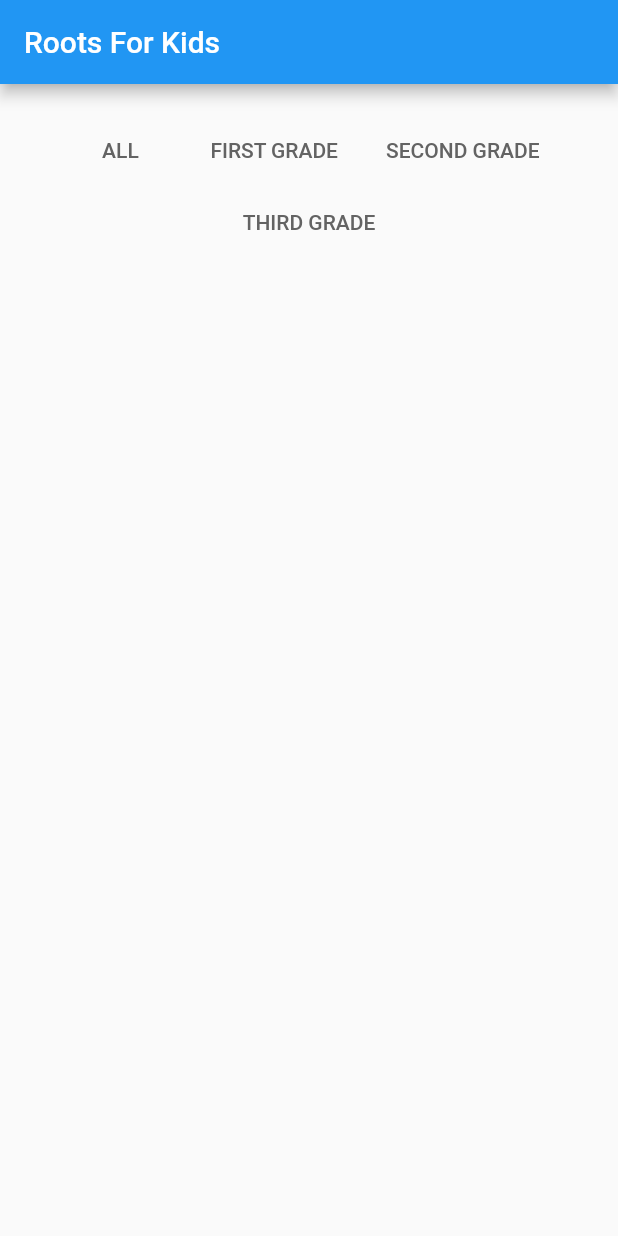
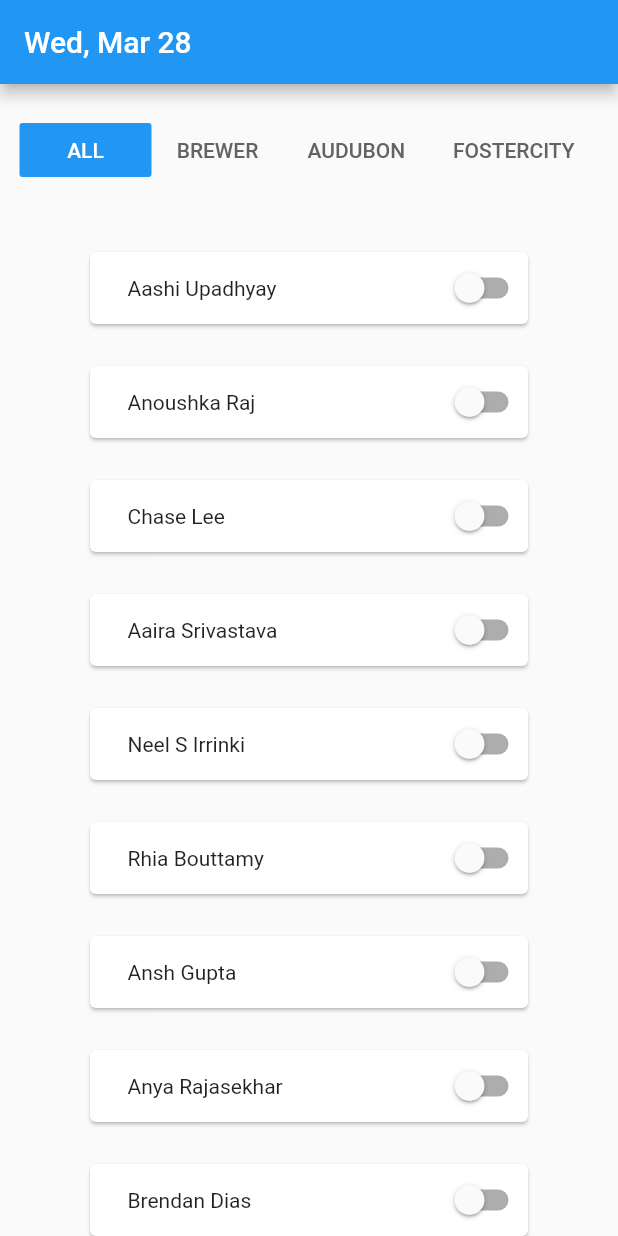
Before and after one commit to NikAgs/Roots, a Flutter app: the screen it shows after launch, on a phone screen of 412 x 824 dp. Run offline on Flutter 3.47's test engine with Material 2 defaults, Android fonts, the phone set to English and light mode, and no system bars.

```diff
--- /dev/null
+++ b/lib/UI/CategoriesBar.dart
@@ -0,0 +1,41 @@
+import 'package:flutter/material.dart';
+
+class CategoriesBar extends StatelessWidget {
+
+  final String _currCategory;
+  final _onUpdateCategory;
+
+  CategoriesBar(this._currCategory,this._onUpdateCategory);
+
+  @override
+  Widget build(BuildContext context) {
+    return new Wrap(
+      alignment: WrapAlignment.center,
+      children: <Widget>[
+        new Category('ALL', _currCategory, () => _onUpdateCategory('ALL')),
+        new Category('BREWER', _currCategory, () => _onUpdateCategory('BREWER')),
+        new Category('AUDUBON', _currCategory, () => _onUpdateCategory('AUDUBON')),
+        new Category('FOSTERCITY', _currCategory, () => _onUpdateCategory('FOSTERCITY')),
+      ],
+    );
+  }
+}
+
+class Category extends StatelessWidget {
+  final String _name, _currCategory;
+  final VoidCallback _onPressedButton;
+
+  Category(this._name, this._currCategory, this._onPressedButton);
+
+  @override
+  Widget build(BuildContext context) {
+    return new FlatButton(
+      child: new Text(_name),
+      color: _name == _currCategory ? Colors.blue : null,
+      textColor: _name == _currCategory
+          ? new Color(0xFFFFFFFF)
+          : new Color(0xFF636363),
+      onPressed: _onPressedButton,
+    );
+  }
+}
--- /dev/null
+++ b/lib/UI/KidGrid.dart
@@ -0,0 +1,148 @@
+import 'package:flutter/material.dart';
+import 'package:quiver/collection.dart';
+
+class KidGrid extends StatelessWidget {
+  final List<Widget> kids;
+  KidGrid(this.kids);
+
+  @override
+  Widget build(BuildContext context) {
+    return new Wrap(
+        alignment: WrapAlignment.center,
+        direction: Axis.horizontal,
+        children: this.kids);
+  }
+}
+
+class KidGridBuilder {
+  List<Kid> _all = <Kid> [
+    new Kid("Aashi Upadhyay", "BREWER", false),
+    new Kid("Anoushka Raj", "BREWER", false),
+    new Kid("Chase Lee", "BREWER", false),
+    new Kid("Aaira Srivastava", "BREWER", false),
+    new Kid("Neel S Irrinki", "BREWER", false),
+    new Kid("Rhia Bouttamy", "BREWER", false),
+    new Kid("Ansh Gupta", "AUDUBON", false),
+    new Kid("Anya Rajasekhar", "AUDUBON", false),
+    new Kid("Brendan Dias", "AUDUBON", false),
+    new Kid("David Pradeep", "AUDUBON", false),
+    new Kid("Hridhaan Mittal", "AUDUBON", false),
+    new Kid("Mihir Raghavan", "AUDUBON", false),
+    new Kid("Rishan Vengala", "AUDUBON", false),
+    new Kid("Ronin Abajon", "AUDUBON", false),
+    new Kid("Soha Thakkar", "AUDUBON", false),
+    new Kid("Abdul Ali Mohammed", "FOSTERCITY", false),
+    new Kid("Adwita Jha", "FOSTERCITY", false),
+    new Kid("Allison Clark", "FOSTERCITY", false),
+    new Kid("Andrew Vuong", "FOSTERCITY", false),
+    new Kid("Antara Shriniwar", "FOSTERCITY", false),
+    new Kid("Ari Joshi", "FOSTERCITY", false),
+    new Kid("Ashima Anajpure", "FOSTERCITY", false),
+    new Kid("Bridget Evensen", "FOSTERCITY", false),
+    new Kid("Emerald Fogt", "FOSTERCITY", false),
+    new Kid("Ian Soares", "FOSTERCITY", false),
+    new Kid("Joshua Healy", "FOSTERCITY", false),
+    new Kid("Kristina Evensen", "FOSTERCITY", false),
+    new Kid("Mokshay Subramaniam", "FOSTERCITY", false),
+    new Kid("Neharika choudhary", "FOSTERCITY", false),
+    new Kid("Oliver Markaley", "FOSTERCITY", false),
+    new Kid("Reyansh Bhattacharya", "FOSTERCITY", false),
+    new Kid("Sandhya Mukhyala", "FOSTERCITY", false),
+    new Kid("Saurav Somu", "FOSTERCITY", false),
+    new Kid("Yajwan Balajee", "FOSTERCITY", false),
+    new Kid("Zachary Thorpe", "FOSTERCITY", false),
+    new Kid("Zoie Neurgaonkar", "FOSTERCITY", false),
+  ];
+
+
+  TreeSet<Kid> _brewer = new TreeSet<Kid>(comparator: (a,b) => a.name.compareTo(b.name));
+  TreeSet<Kid> _audubon = new TreeSet<Kid>(comparator: (a,b) => a.name.compareTo(b.name));
+  TreeSet<Kid> _fostercity = new TreeSet<Kid>(comparator: (a,b) => a.name.compareTo(b.name));
+
+  KidGridBuilder() {
+    for (int i = 0; i < _all.length; i++) {
+      switch(_all[i].school) {
+        case 'BREWER':
+          _brewer.add(_all[i]);
+          break;
+        case 'AUDUBON':
+          _audubon.add(_all[i]);
+          break;
+        case 'FOSTERCITY':
+          _fostercity.add(_all[i]);
+          break;
+      }
+    }
+  }
+
+  List<Widget> get(String category) {
+    switch (category) {
+      case 'ALL':
+        return _all;
+        break;
+      case 'BREWER':
+        return _brewer.toList();
+        break;
+      case 'AUDUBON':
+        return _audubon.toList();
+        break;
+      case 'FOSTERCITY':
+        return _fostercity.toList();
+        break;
+    }
+    print("Unknown Category");
+    return null;
+  }
+}
+
+class Kid extends StatefulWidget {
+
+  final String _name;
+  final bool _isCheckedIn;
+  final String _school;
+
+  String get school => this._school;
+  String get name => this._name;
+
+  Kid(this._name, this._school, this._isCheckedIn);
+
+  @override
+  State createState() => new KidState(_name, _isCheckedIn);
+}
+
+class KidState extends State<Kid> {
+
+  String _name;
+  bool _isCheckedIn;
+
+  KidState(this._name, this._isCheckedIn);
+
+
+  @override
+  Widget build(BuildContext context) {
+    return new Container(
+      width: 350.0,
+      padding: new EdgeInsets.only(left: 25.0, right: 25.0, top: 20.0),
+      child: new Card(
+        color: _isCheckedIn ? new Color(0xFFCEECF5) : null,
+        child: new Row(
+          mainAxisAlignment: MainAxisAlignment.spaceBetween,
+          children: <Widget> [
+            new Container(
+              padding: new EdgeInsets.only(left: 25.0, right: 25.0),
+              child: new Text("$_name")
+            ),
+            new Switch(
+              value: _isCheckedIn,
+              onChanged: (bool newValue) {
+                setState(() {
+                _isCheckedIn = newValue;
+                });
+              },
+            )
+          ]
+        ),
+      )
+    );
+  }
+}
--- a/lib/main.dart
+++ b/lib/main.dart
@@ -1,4 +1,6 @@
 import 'package:flutter/material.dart';
+import 'UI/CategoriesBar.dart';
+import 'UI/KidGrid.dart';
 
 void main() => runApp(new MyApp());
 
@@ -10,7 +12,7 @@ class MyApp extends StatelessWidget {
       theme: new ThemeData(
         primarySwatch: Colors.blue,
       ),
-      home: new MyHomePage(title: 'Roots For Kids'),
+      home: new MyHomePage(title: 'Wed, Mar 28'),
     );
   }
 }
@@ -25,35 +27,11 @@ class MyHomePage extends StatefulWidget {
 }
 
 class _MyHomePageState extends State<MyHomePage> {
-  List<Widget> firstGraders;
-  List<Widget> secondGraders;
-  List<Widget> thirdGraders;
+  String _currCategory = 'ALL';
 
-  Widget categories = new Wrap(
-  alignment: WrapAlignment.center,
-  children: <Widget>[
-    new FlatButton(
-        child: const Text('ALL'),
-        textColor: new Color(0xFF636363),
-        onPressed: () { /* do nothing */ },
-      ),
-      new FlatButton(
-        child: const Text('FIRST GRADE'),
-        textColor: new Color(0xFF636363),
-        onPressed: () { /* do nothing */ },
-      ),
-      new FlatButton(
-        child: const Text('SECOND GRADE'),
-        textColor: new Color(0xFF636363),
-        onPressed: () { /* do nothing */ },
-      ),
-      new FlatButton(
-        child: const Text('THIRD GRADE'),
-        textColor: new Color(0xFF636363),
-        onPressed: () { /* do nothing */ },
-      ),
-  ],
-);
+  void updateCategory(String update) {
+    setState(() => _currCategory = update);
+  }
 
   @override
   Widget build(BuildContext context) {
@@ -62,9 +40,12 @@ class _MyHomePageState extends State<MyHomePage> {
         title: new Text(widget.title),
       ),
       body: new ListView(
-        padding: new EdgeInsets.all(20.0),
+        padding: new EdgeInsets.only(bottom: 100.0),
         children: <Widget>[
-          categories,
+          new Padding(padding: new EdgeInsets.only(top: 20.0)),
+          new CategoriesBar(_currCategory, updateCategory),
+          new Padding(padding: new EdgeInsets.only(bottom: 20.0)),
+          new KidGrid(new KidGridBuilder().get(_currCategory)),
         ],
       ),
     );
```
Also changed, not shown: 11 other files.
